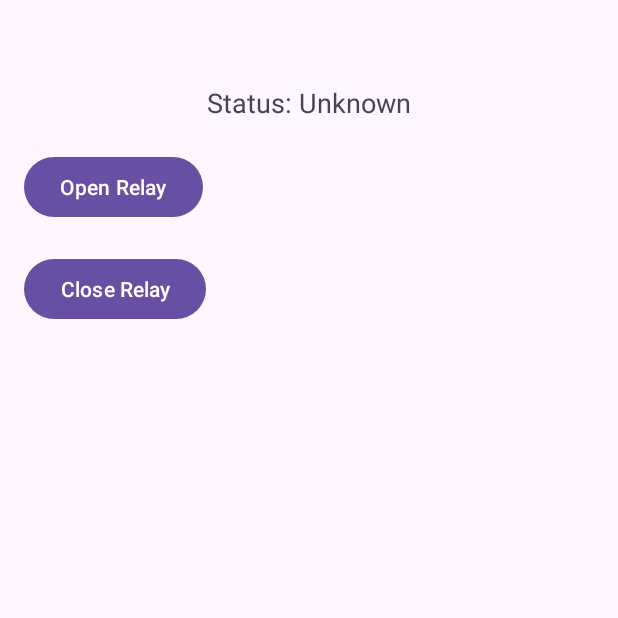
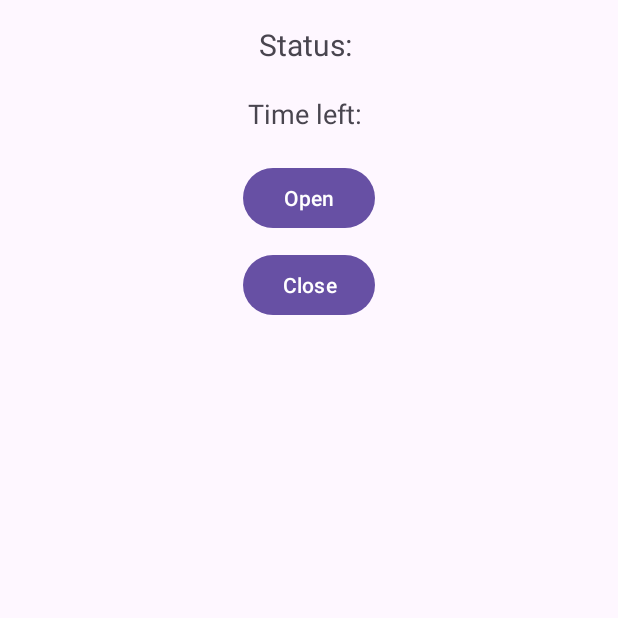
Before and after one commit to MonkiKalem/Esp32-DoorLock, an Android app: the screen it shows after launch (MainActivity), on a phone screen of 412 x 824 dp, the top half of it. Run offline under Robolectric (Android 15) with nearby library versions, the phone set to English and light mode, and no system bars; our stand-ins replace Firebase (no records; nobody signed in at launch, a user with empty details on screens opened directly).

Commit message:
ini tambahan notifikasi

```diff
--- a/Mobile/DoorLockEsp32/app/src/main/AndroidManifest.xml
+++ b/Mobile/DoorLockEsp32/app/src/main/AndroidManifest.xml
@@ -1,6 +1,8 @@
 <?xml version="1.0" encoding="utf-8"?>
 <manifest xmlns:android="http://schemas.android.com/apk/res/android"
     xmlns:tools="http://schemas.android.com/tools">
+
+
 
     <application
         android:allowBackup="true"
@@ -12,6 +14,8 @@
         android:supportsRtl="true"
         android:theme="@style/Theme.DoorLockEsp32"
         tools:targetApi="31">
+        <receiver android:name=".NotificationReceiver" />
+
         <activity
             android:name=".Test"
             android:exported="false" />
--- a/Mobile/DoorLockEsp32/app/src/main/res/layout/activity_main.xml
+++ b/Mobile/DoorLockEsp32/app/src/main/res/layout/activity_main.xml
@@ -1,31 +1,50 @@
-<?xml version="1.0" encoding="utf-8"?>
-<RelativeLayout xmlns:android="http://schemas.android.com/apk/res/android"
+<LinearLayout
+    xmlns:android="http://schemas.android.com/apk/res/android"
     android:layout_width="match_parent"
     android:layout_height="match_parent"
+    android:orientation="vertical"
+    android:gravity="center"
     android:padding="16dp">
 
+    <!-- Status Text -->
     <TextView
         android:id="@+id/statusText"
         android:layout_width="wrap_content"
         android:layout_height="wrap_content"
-        android:layout_centerHorizontal="true"
-        android:layout_marginTop="40dp"
-        android:text="Status: Unknown"
-        android:textSize="18sp"/>
+        android:text="Status: "
+        android:textSize="20sp"
+        android:layout_marginBottom="20dp" />
 
+    <!-- Timer Text -->
+    <TextView
+        android:id="@+id/timerText"
+        android:layout_width="wrap_content"
+        android:layout_height="wrap_content"
+        android:text="Time left: "
+        android:textSize="18sp"
+        android:layout_marginBottom="20dp" />
+
+    <!-- Open Button -->
     <Button
         android:id="@+id/openButton"
         android:layout_width="wrap_content"
         android:layout_height="wrap_content"
-        android:layout_below="@id/statusText"
-        android:layout_marginTop="20dp"
-        android:text="Open Relay"/>
+        android:text="Open"
+        android:layout_marginBottom="10dp" />
 
+    <!-- Close Button -->
     <Button
         android:id="@+id/closeButton"
         android:layout_width="wrap_content"
         android:layout_height="wrap_content"
-        android:layout_below="@id/openButton"
-        android:layout_marginTop="20dp"
-        android:text="Close Relay"/>
-</RelativeLayout>
+        android:text="Close" />
+
+    <LinearLayout
+        android:id="@+id/main_layout"
+        android:layout_width="match_parent"
+        android:layout_height="match_parent"
+        android:orientation="vertical">
+        <!-- Other UI elements -->
+    </LinearLayout>
+
+</LinearLayout>
--- a/Mobile/DoorLockEsp32/app/src/main/res/values/colors.xml
+++ b/Mobile/DoorLockEsp32/app/src/main/res/values/colors.xml
@@ -1,5 +1,7 @@
 <?xml version="1.0" encoding="utf-8"?>
 <resources>
-    <color name="black">#FF000000</color>
-    <color name="white">#FFFFFFFF</color>
+    <color name="white">#FFFFFF</color>
+    <color name="black">#000000</color>
+    <color name="purple_500">#6200EE</color> <!-- Replace with your preferred purple -->
+    <color name="gray">#888888</color>       <!-- Replace with your preferred gray -->
 </resources>
```
Also changed, not shown: Mobile/DoorLockEsp32/app/src/main/java/com/example/doorlockesp32/MainActivity.kt (+82 -5 lines), Mobile/DoorLockEsp32/app/src/main/java/com/example/doorlockesp32/NotificationReceiver.kt (added, +24 -0 lines), Mobile/DoorLockEsp32/app/src/main/res/layout/custom_popup_window.xml (added, +41 -0 lines).
